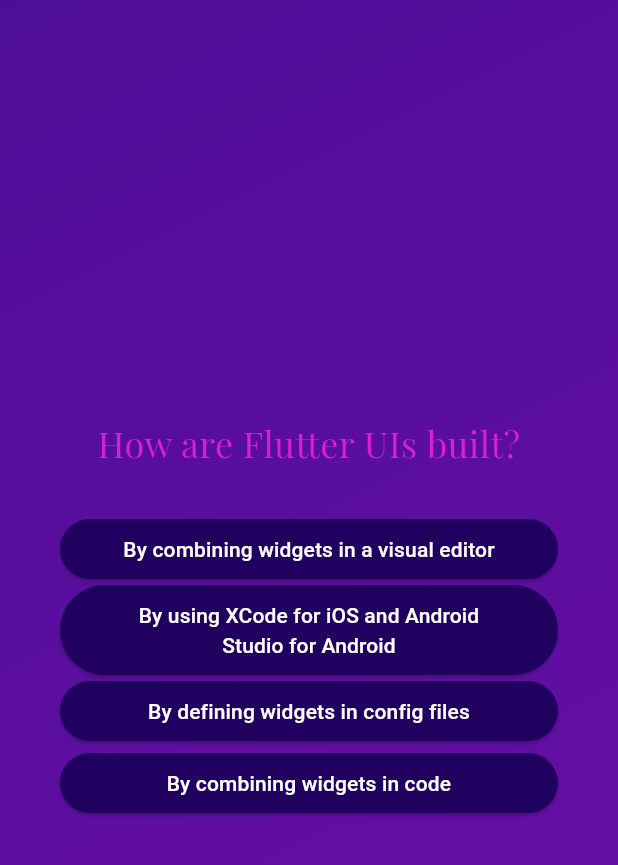
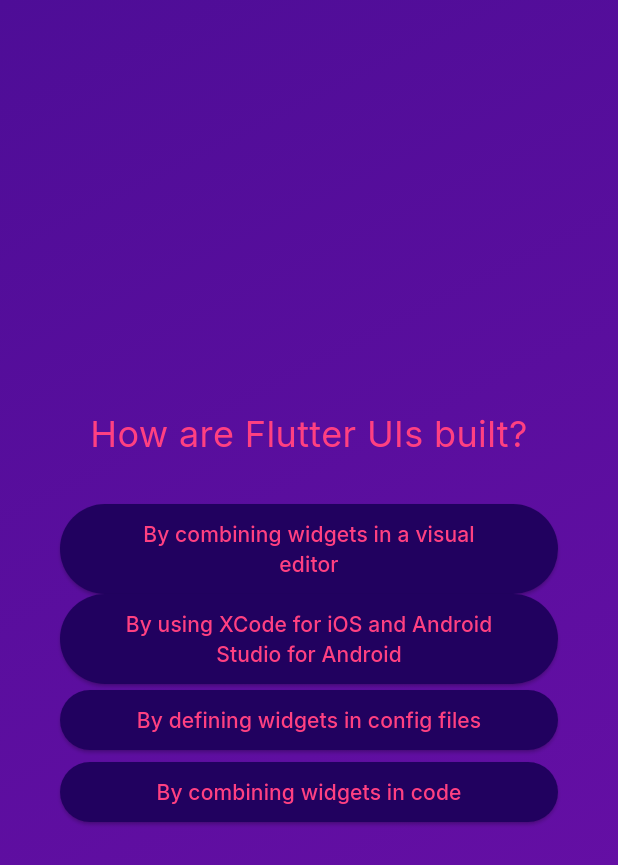
Before and after one commit to rhtmahour/flutter-quiz-app, a Flutter app: the screen it shows after launch, after a tap on "Start Quiz", after a tap on "Components", on a phone screen of 412 x 824 dp. Shown: the top 865 px of the screen. Run offline on Flutter 3.47's test engine with Material 3 defaults, Android fonts, the phone set to English and light mode, and no system bars; our stand-ins replace google_fonts.

Commit message:
This is the final commit for this project

```diff
--- a/lib/answer_button.dart
+++ b/lib/answer_button.dart
@@ -1,4 +1,5 @@
 import 'package:flutter/material.dart';
+import 'package:google_fonts/google_fonts.dart';
 
 class AnswerButton extends StatelessWidget {
   const AnswerButton({
@@ -15,14 +16,21 @@
     return ElevatedButton(
       onPressed: onTap,
       style: ElevatedButton.styleFrom(
-            padding: const EdgeInsets.symmetric(vertical: 10, horizontal: 40),
+        padding: const EdgeInsets.symmetric(
+          vertical: 10,
+          horizontal: 40,
+        ),
         backgroundColor: const Color.fromARGB(255, 33, 1, 95),
         foregroundColor: Colors.white,
         shape: RoundedRectangleBorder(
-                borderRadius: BorderRadius.circular(40))),
+          borderRadius: BorderRadius.circular(40),
+        ),
+      ),
       child: Text(
         answerText,
+        style: GoogleFonts.inter(color: Colors.pinkAccent),
         textAlign: TextAlign.center,
-        ));
+      ),
+    );
   }
 }
--- a/lib/models/quiz_question.dart
+++ b/lib/models/quiz_question.dart
@@ -4,7 +4,7 @@
   final String text;
   final List<String> answers;
 
-  List<String> getShuffledAnswer() {
+  List<String> get shuffledAnswers {
     final shuffledList = List.of(answers);
     shuffledList.shuffle();
     return shuffledList;
--- a/lib/question_screen.dart
+++ b/lib/question_screen.dart
@@ -1,10 +1,11 @@
 import 'package:flutter/material.dart';
+import 'package:google_fonts/google_fonts.dart';
+
 import 'package:second_app/answer_button.dart';
 import 'package:second_app/data/questions.dart';
-import 'package:google_fonts/google_fonts.dart';
 
-class QuestionScreen extends StatefulWidget {
-  const QuestionScreen({
+class QuestionsScreen extends StatefulWidget {
+  const QuestionsScreen({
     super.key,
     required this.onSelectAnswer,
   });
@@ -12,26 +13,26 @@
   final void Function(String answer) onSelectAnswer;
 
   @override
-  State<QuestionScreen> createState() {
-    return _QuestionScreenState();
+  State<QuestionsScreen> createState() {
+    return _QuestionsScreenState();
   }
 }
 
-class _QuestionScreenState extends State<QuestionScreen> {
-  var currtnQuestionIndex = 0;
+class _QuestionsScreenState extends State<QuestionsScreen> {
+  var currentQuestionIndex = 0;
 
   void answerQuestion(String selectedAnswer) {
     widget.onSelectAnswer(selectedAnswer);
-    //currtnQuestionIndex = currtnQuestionIndex + 1;
-    //currtnQuestionIndex += 1;
+    // currentQuestionIndex = currentQuestionIndex + 1;
+    // currentQuestionIndex += 1;
     setState(() {
-      currtnQuestionIndex++; //only increment the value by 1
+      currentQuestionIndex++; // increments the value by 1
     });
   }
 
   @override
   Widget build(context) {
-    final currentQuestion = questions[currtnQuestionIndex];
+    final currentQuestion = questions[currentQuestionIndex];
 
     return SizedBox(
       width: double.infinity,
@@ -43,25 +44,21 @@
           children: [
             Text(
               currentQuestion.text,
-              style: GoogleFonts.playfairDisplay(
-                color: const Color.fromARGB(255, 216, 30, 219),
+              style: GoogleFonts.inter(
+                color: Colors.pinkAccent,
                 fontSize: 24,
-                //fontWeight: FontWeight.bold,
               ),
               textAlign: TextAlign.center,
             ),
-            const SizedBox(
-              height: 30,
-            ),
-            ...currentQuestion.getShuffledAnswer().map(
-              (answer) {
-                return AnswerButton(
-                    answerText: answer,
-                    onTap: () {
-                      answerQuestion(answer);
-                    });
-              },
-            ),
+            const SizedBox(height: 30),
+            ...currentQuestion.shuffledAnswers.map((answer) {
+              return AnswerButton(
+                answerText: answer,
+                onTap: () {
+                  answerQuestion(answer);
+                },
+              );
+            })
           ],
         ),
       ),
--- a/lib/quiz.dart
+++ b/lib/quiz.dart
@@ -1,7 +1,8 @@
 import 'package:flutter/material.dart';
+
+import 'package:second_app/start_screen.dart';
+import 'package:second_app/question_screen.dart';
 import 'package:second_app/data/questions.dart';
-import 'package:second_app/question_screen.dart';
-import 'package:second_app/start_screen.dart';
 import 'package:second_app/results_screen.dart';
 
 class Quiz extends StatefulWidget {
@@ -14,47 +15,46 @@
 }
 
 class _QuizState extends State<Quiz> {
-  List<String> selectedAnswers = [];
+  List<String> _selectedAnswers = [];
+  var _activeScreen = 'start-screen';
 
-  var activeScreen = 'start-screen';
-
-  void switchScreen() {
+  void _switchScreen() {
     setState(() {
-      activeScreen = 'questions-screen';
+      _activeScreen = 'questions-screen';
     });
   }
 
-  void chooseAnswer(String answer) {
-    selectedAnswers.add(answer);
+  void _chooseAnswer(String answer) {
+    _selectedAnswers.add(answer);
 
-    if (selectedAnswers.length == questions.length) {
+    if (_selectedAnswers.length == questions.length) {
       setState(() {
-        activeScreen = 'results-screen';
+        _activeScreen = 'results-screen';
       });
     }
   }
 
   void restartQuiz() {
-    setState(
-      () {
-        selectedAnswers = [];
-        activeScreen = 'questions-screen';
-      },
-    );
+    setState(() {
+      _selectedAnswers = [];
+      _activeScreen = 'questions-screen';
+    });
   }
 
   @override
   Widget build(context) {
-    Widget screenWidget = StartScreen(switchScreen);
+    Widget screenWidget = StartScreen(_switchScreen);
 
-    if (activeScreen == 'questions-screen') {
-      screenWidget = QuestionScreen(
-        onSelectAnswer: chooseAnswer,
+    if (_activeScreen == 'questions-screen') {
+      screenWidget = QuestionsScreen(
+        onSelectAnswer: _chooseAnswer,
       );
     }
-    if (activeScreen == 'results-screen') {
+
+    if (_activeScreen == 'results-screen') {
       screenWidget = ResultsScreen(
-        chosenAnswers: selectedAnswers,
+        chosenAnswers: _selectedAnswers,
+        onRestart: restartQuiz,
       );
     }
 
--- a/lib/start_screen.dart
+++ b/lib/start_screen.dart
@@ -7,7 +7,7 @@
   final void Function() startQuiz;
 
   @override
-  Widget build(BuildContext context) {
+  Widget build(context) {
     return Center(
       child: Column(
         mainAxisSize: MainAxisSize.min,
@@ -17,17 +17,22 @@
             width: 300,
             color: const Color.fromARGB(150, 255, 255, 255),
           ),
-          const SizedBox(
-            height: 80,
+          // Opacity(
+          //   opacity: 0.6,
+          //   child: Image.asset(
+          //     'assets/images/quiz-logo.png',
+          //     width: 300,
+          //   ),
+          // ),
+          const SizedBox(height: 80),
+          Text(
+            'Learn Flutter the fun way!',
+            style: GoogleFonts.notoSerif(
+              color: Colors.pinkAccent,
+              fontSize: 24,
+            ),
           ),
-          Text('Learn Flutter In the Fun Way!!!',
-              style: GoogleFonts.playfairDisplay(
-                fontSize: 24,
-                color: Colors.white,
-              )),
-          const SizedBox(
-            height: 30,
-          ),
+          const SizedBox(height: 30),
           OutlinedButton.icon(
             onPressed: startQuiz,
             style: OutlinedButton.styleFrom(
```
Also changed, not shown: lib/questions_summary.dart (deleted, +0 -47 lines), lib/questions_summary/question_identifier.dart (added, +35 -0 lines), lib/questions_summary/questions_summary.dart (added, +25 -0 lines), lib/questions_summary/summary_item.dart (added, +58 -0 lines), lib/results_screen.dart (+24 -14 lines). Lines whose indentation alone changed are shown as unchanged.
